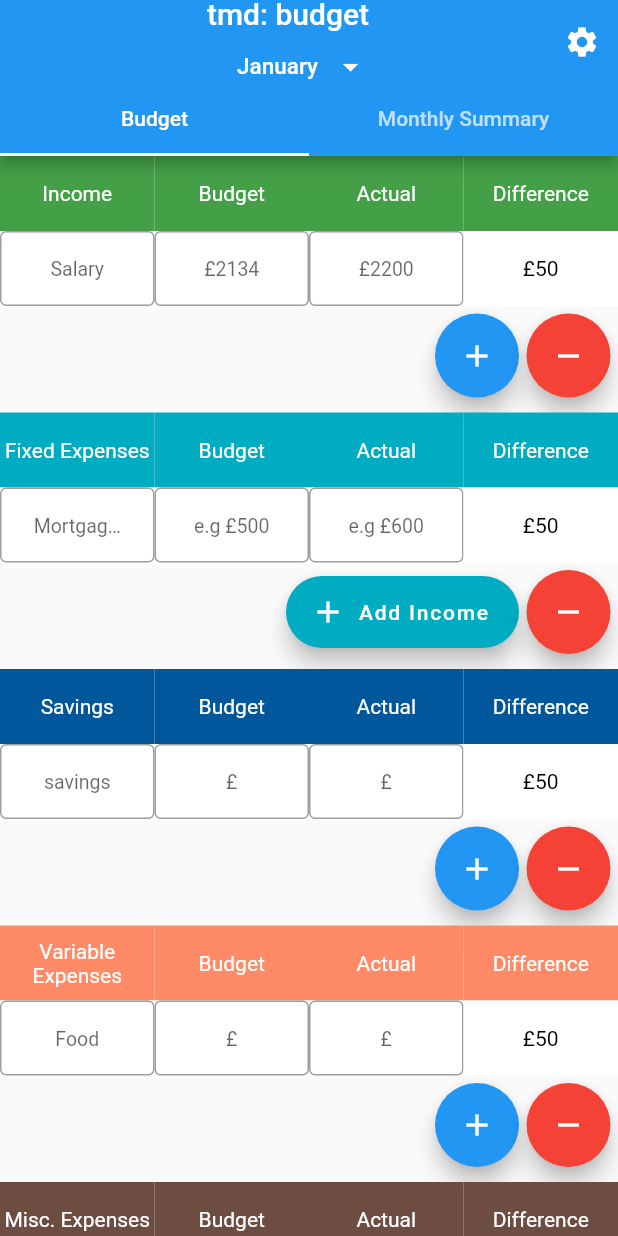
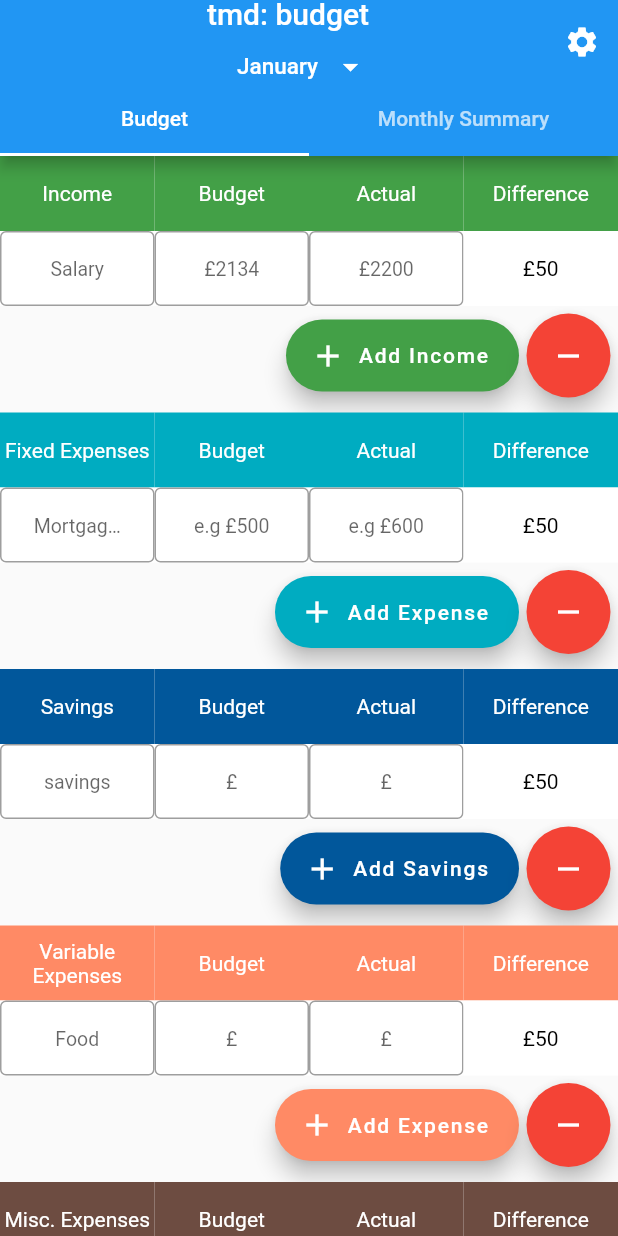
Before and after one commit to RahmsMusti/tmd_finance, a Flutter app: the screen it shows after launch, on a phone screen of 412 x 824 dp. Run offline on Flutter 3.47's test engine with Material 2 defaults, Android fonts, the phone set to English and light mode, and no system bars; generated files the repository leaves out were written again.

Commit message:
Update To FABs

```diff
--- a/lib/src/pages/budget_page_feb.dart
+++ b/lib/src/pages/budget_page_feb.dart
@@ -156,7 +156,7 @@ class _BudgetPageState extends State<BudgetPage> {
                 Row(
                   mainAxisAlignment: MainAxisAlignment.end,
                   children: [
-                    FloatingActionButton(
+                    FloatingActionButton.extended(
                       onPressed: () {
                         setState(() {
                           incomeList.add(
@@ -164,7 +164,9 @@ class _BudgetPageState extends State<BudgetPage> {
                           );
                         });
                       },
-                      child: const Icon(Icons.add),
+                      backgroundColor: const Color.fromARGB(255, 67, 160, 71),
+                      label: const Text('Add Income'),
+                      icon: const Icon(Icons.add),
                     ),
                     const SizedBox(
                       width: 5,
@@ -202,7 +204,7 @@ class _BudgetPageState extends State<BudgetPage> {
                 Row(
                   mainAxisAlignment: MainAxisAlignment.end,
                   children: [
-                    FloatingActionButton(
+                    FloatingActionButton.extended(
                       onPressed: () {
                         setState(() {
                           fixedExpensesList.add(
@@ -210,7 +212,9 @@ class _BudgetPageState extends State<BudgetPage> {
                           );
                         });
                       },
-                      child: const Icon(Icons.add),
+                      backgroundColor: const Color.fromARGB(255, 0, 172, 193),
+                      label: const Text('Add Expense'),
+                      icon: const Icon(Icons.add),
                     ),
                     const SizedBox(
                       width: 5,
@@ -248,7 +252,7 @@ class _BudgetPageState extends State<BudgetPage> {
                 Row(
                   mainAxisAlignment: MainAxisAlignment.end,
                   children: [
-                    FloatingActionButton(
+                    FloatingActionButton.extended(
                       onPressed: () {
                         setState(() {
                           savingsList.add(
@@ -256,7 +260,9 @@ class _BudgetPageState extends State<BudgetPage> {
                           );
                         });
                       },
-                      child: const Icon(Icons.add),
+                      backgroundColor: const Color.fromARGB(255, 1, 87, 155),
+                      label: const Text('Add Savings'),
+                      icon: const Icon(Icons.add),
                     ),
                     const SizedBox(
                       width: 5,
@@ -294,7 +300,7 @@ class _BudgetPageState extends State<BudgetPage> {
                 Row(
                   mainAxisAlignment: MainAxisAlignment.end,
                   children: [
-                    FloatingActionButton(
+                    FloatingActionButton.extended(
                       onPressed: () {
                         setState(() {
                           variableExpensesList.add(
@@ -302,7 +308,9 @@ class _BudgetPageState extends State<BudgetPage> {
                           );
                         });
                       },
-                      child: const Icon(Icons.add),
+                      backgroundColor: Color.fromARGB(255, 255, 138, 101),
+                      label: const Text('Add Expense'),
+                      icon: const Icon(Icons.add),
                     ),
                     const SizedBox(
                       width: 5,
@@ -340,7 +348,7 @@ class _BudgetPageState extends State<BudgetPage> {
                 Row(
                   mainAxisAlignment: MainAxisAlignment.end,
                   children: [
-                    FloatingActionButton(
+                    FloatingActionButton.extended(
                       onPressed: () {
                         setState(() {
                           miscelleneousExpensesList.add(
@@ -348,7 +356,9 @@ class _BudgetPageState extends State<BudgetPage> {
                           );
                         });
                       },
-                      child: const Icon(Icons.add),
+                      backgroundColor: Color.fromARGB(255, 109, 76, 65),
+                      label: const Text('Add Expense'),
+                      icon: const Icon(Icons.add),
                     ),
                     const SizedBox(
                       width: 5,
--- a/lib/src/pages/budget_page_jan.dart
+++ b/lib/src/pages/budget_page_jan.dart
@@ -156,7 +156,7 @@ class _BudgetPageState extends State<BudgetPage> {
                 Row(
                   mainAxisAlignment: MainAxisAlignment.end,
                   children: [
-                    FloatingActionButton(
+                    FloatingActionButton.extended(
                       onPressed: () {
                         setState(() {
                           incomeList.add(
@@ -164,7 +164,9 @@ class _BudgetPageState extends State<BudgetPage> {
                           );
                         });
                       },
-                      child: const Icon(Icons.add),
+                      backgroundColor: const Color.fromARGB(255, 67, 160, 71),
+                      label: const Text('Add Income'),
+                      icon: const Icon(Icons.add),
                     ),
                     const SizedBox(
                       width: 5,
@@ -211,7 +213,7 @@ class _BudgetPageState extends State<BudgetPage> {
                         });
                       },
                       backgroundColor: const Color.fromARGB(255, 0, 172, 193),
-                      label: const Text('Add Income'),
+                      label: const Text('Add Expense'),
                       icon: const Icon(Icons.add),
                     ),
                     const SizedBox(
@@ -250,7 +252,7 @@ class _BudgetPageState extends State<BudgetPage> {
                 Row(
                   mainAxisAlignment: MainAxisAlignment.end,
                   children: [
-                    FloatingActionButton(
+                    FloatingActionButton.extended(
                       onPressed: () {
                         setState(() {
                           savingsList.add(
@@ -258,7 +260,9 @@ class _BudgetPageState extends State<BudgetPage> {
                           );
                         });
                       },
-                      child: const Icon(Icons.add),
+                      backgroundColor: const Color.fromARGB(255, 1, 87, 155),
+                      label: const Text('Add Savings'),
+                      icon: const Icon(Icons.add),
                     ),
                     const SizedBox(
                       width: 5,
@@ -296,7 +300,7 @@ class _BudgetPageState extends State<BudgetPage> {
                 Row(
                   mainAxisAlignment: MainAxisAlignment.end,
                   children: [
-                    FloatingActionButton(
+                    FloatingActionButton.extended(
                       onPressed: () {
                         setState(() {
                           variableExpensesList.add(
@@ -304,7 +308,9 @@ class _BudgetPageState extends State<BudgetPage> {
                           );
                         });
                       },
-                      child: const Icon(Icons.add),
+                      backgroundColor: Color.fromARGB(255, 255, 138, 101),
+                      label: const Text('Add Expense'),
+                      icon: const Icon(Icons.add),
                     ),
                     const SizedBox(
                       width: 5,
@@ -342,7 +348,7 @@ class _BudgetPageState extends State<BudgetPage> {
                 Row(
                   mainAxisAlignment: MainAxisAlignment.end,
                   children: [
-                    FloatingActionButton(
+                    FloatingActionButton.extended(
                       onPressed: () {
                         setState(() {
                           miscelleneousExpensesList.add(
@@ -350,7 +356,9 @@ class _BudgetPageState extends State<BudgetPage> {
                           );
                         });
                       },
-                      child: const Icon(Icons.add),
+                      backgroundColor: Color.fromARGB(255, 109, 76, 65),
+                      label: const Text('Add Expense'),
+                      icon: const Icon(Icons.add),
                     ),
                     const SizedBox(
                       width: 5,
```
